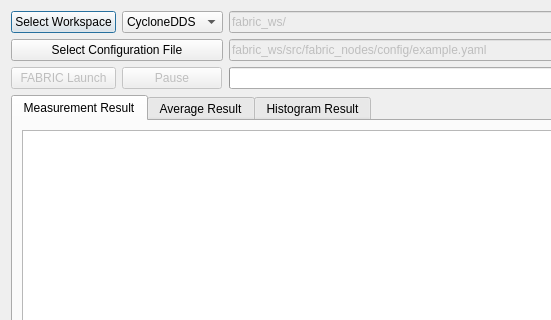
Qt form fabric_gui/src/fabric_gui.ui (upowerrobotics/ros2_fabric) before a commit; both pictures show x 0 to 551 and y 0 to 320 of the 1171 by 679 pixel window.
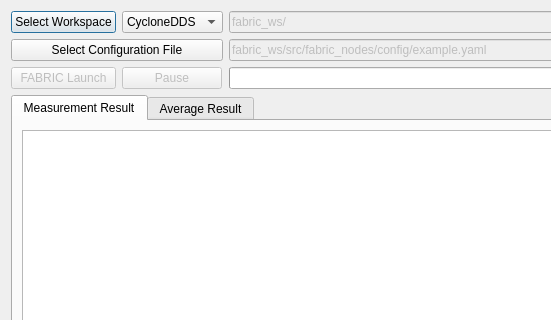
The same form after that commit.

Diff of the .ui file:
```diff
--- a/fabric_gui/src/fabric_gui.ui
+++ b/fabric_gui/src/fabric_gui.ui
@@ -147,11 +147,6 @@
        </item>
       </layout>
      </widget>
-     <widget class="QWidget" name="tabHistogramResult">
-      <attribute name="title">
-       <string>Histogram Result</string>
-      </attribute>
-     </widget>
     </widget>
    </item>
   </layout>
```
